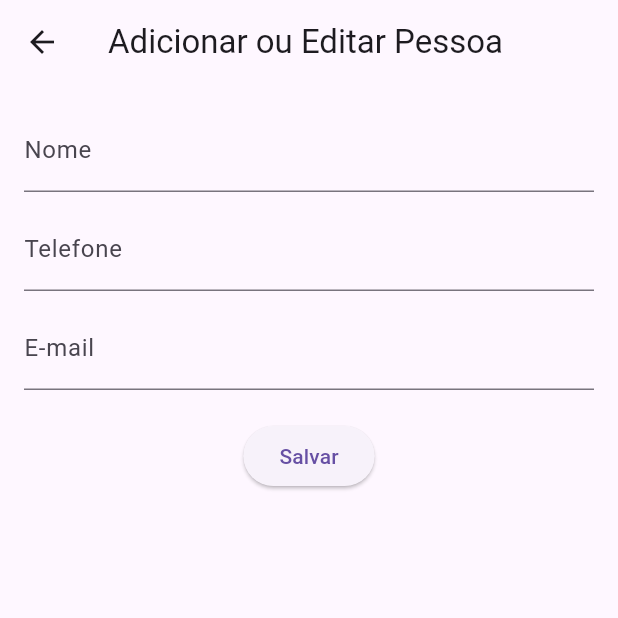
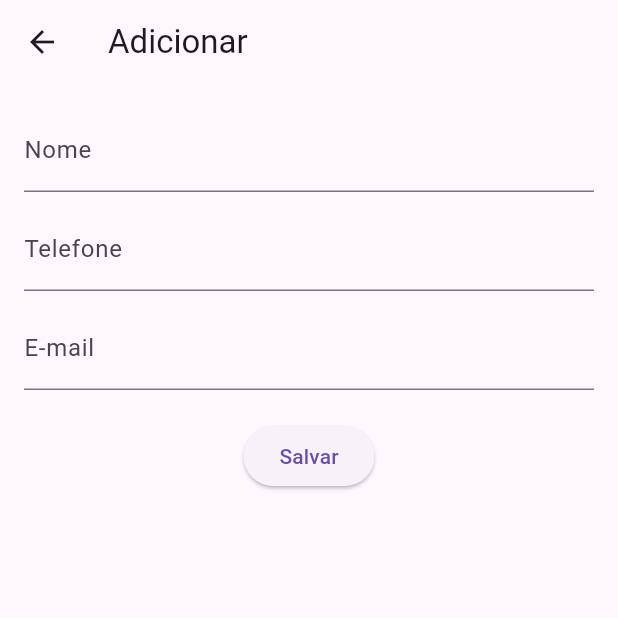
Before and after one commit to fabyanroger/projeto-flutter, a Flutter app: the AdicionarTela screen opened directly, on a phone screen of 412 x 824 dp, the top half of it. Run offline on Flutter 3.47's test engine with Material 3 defaults, Android fonts, the phone set to English and light mode, and no system bars; our stand-ins replace flutter_svg, logger, sqflite; accounts and stored records are empty.

```diff
--- a/lib/telas/AddContactScreen.dart
+++ b/lib/telas/AddContactScreen.dart
@@ -44,7 +44,7 @@ class _AdicionarTelaState extends State<AdicionarTela> {
   Widget build(BuildContext context) {
     return Scaffold(
       appBar: AppBar(
-        title: const Text('Adicionar ou Editar Pessoa'),
+        title: const Text('Adicionar'),
       ),
       body: Padding(
         padding: const EdgeInsets.all(16.0),
```
Also changed, not shown: 4 other files.
